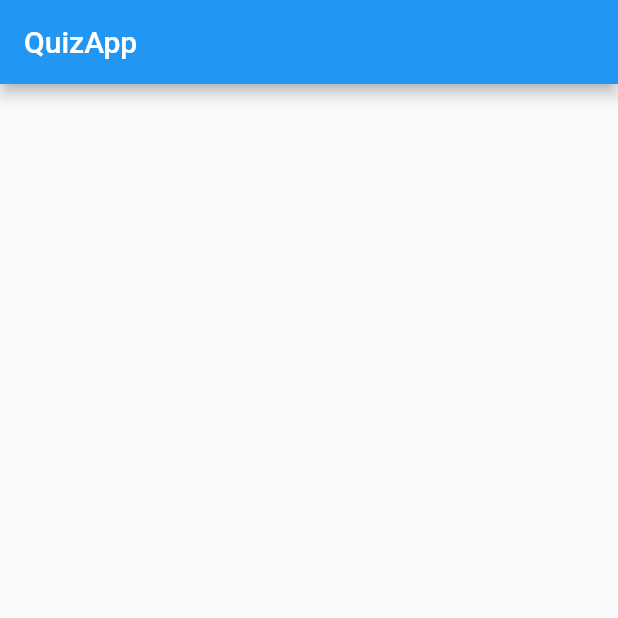
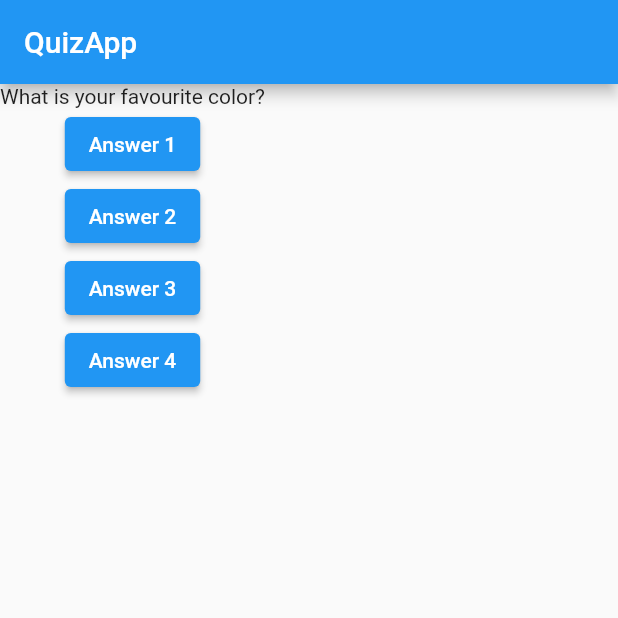
Before and after one commit to msaqlain-dev/QuizApp-Using-Flutter, a Flutter app: the screen it shows after launch, on a phone screen of 412 x 824 dp, the top half of it. Run offline on Flutter 3.47's test engine with Material 2 defaults, Android fonts, the phone set to English and light mode, and no system bars.

Commit message:
Functionality added

```diff
--- a/lib/main.dart
+++ b/lib/main.dart
@@ -1,21 +1,60 @@
 import 'package:flutter/material.dart';
+import './question.dart';
 
 void main() {
   runApp(QuizApp());
 }
 
-class QuizApp extends StatelessWidget {
+class QuizApp extends StatefulWidget {
+  @override
+  State<StatefulWidget> createState() {
+
+    return QuizAppState();
+  }
+}
+
+class QuizAppState extends State<QuizApp> {
+  var index = 0;
+  void answerQuestion() {
+    print("Pressed $index");
+
+    setState(() {
+      index++;
+    });
+  }
+
   Widget build(BuildContext context) {
     var questions = [
       'What is your favourite color?',
       'what is your favourite programming language',
     ];
+
     return MaterialApp(
       home: Scaffold(
         appBar: AppBar(
           title: Text("QuizApp"),
         ),
-        body: Column(children: <Widget>[]),
+        body: Column(
+          children: [
+            Question(questions.elementAt(index)),
+            ElevatedButton(
+              onPressed: answerQuestion,
+              child: Text("Answer 1"),
+            ),
+            ElevatedButton(
+              onPressed: answerQuestion,
+              child: Text("Answer 2"),
+            ),
+            ElevatedButton(
+              onPressed: answerQuestion,
+              child: Text("Answer 3"),
+            ),
+            ElevatedButton(
+              onPressed: answerQuestion,
+              child: Text("Answer 4"),
+            ),
+          ],
+        ),
       ),
     );
   }
--- /dev/null
+++ b/lib/question.dart
@@ -0,0 +1,11 @@
+import 'package:flutter/material.dart';
+
+class Question extends StatelessWidget {
+  final String questionText;
+  Question(this.questionText);
+
+  @override
+  Widget build(BuildContext context) {
+    return Text(questionText);
+  }
+}
```
Also changed, not shown: 1 other file.
